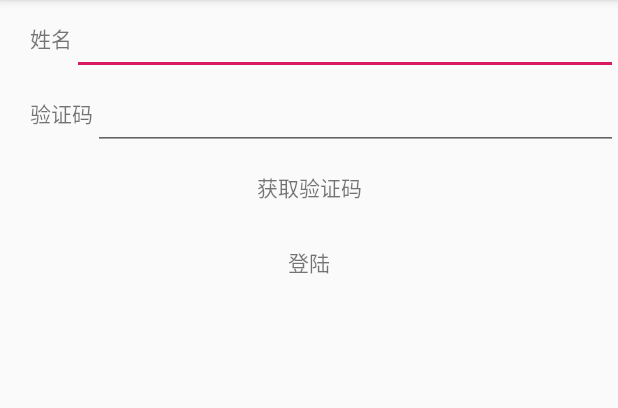
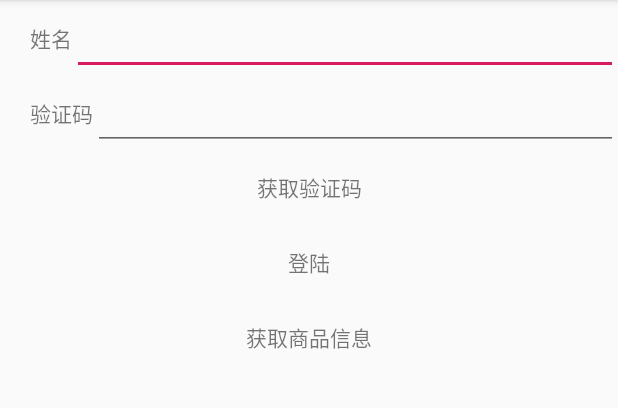
Before and after one commit to lijianjun001/VVMM, an Android app: the screen it shows after launch (MainActivity), on a phone screen of 412 x 824 dp, the part 84-492 px from its top. Run offline under Robolectric (Android 15) with nearby library versions, the phone set to English and light mode, and no system bars; our stand-ins replace EventBus, Room's generated code, paging; libraries missing offline, so code that uses them is left out: androidx.paging, retrofit2.adapter.rxjava, rx.subscriptions; 4 statements that could not run were skipped.

Commit message:
添加了部分业务逻辑

```diff
--- a/app/build.gradle
+++ b/app/build.gradle
@@ -109,6 +109,8 @@ dependencies {
     api 'tv.danmaku.ijk.media:ijkplayer-armv7a:0.8.8'
 
     implementation "androidx.core:core-ktx:1.2.0"
+
+    api 'org.greenrobot:eventbus:3.1.1'
 }
 repositories {
     mavenCentral()
--- a/app/src/main/AndroidManifest.xml
+++ b/app/src/main/AndroidManifest.xml
@@ -11,6 +11,7 @@
         android:allowBackup="true"
         android:icon="@mipmap/ic_launcher"
         android:label="@string/app_name"
+        android:networkSecurityConfig="@xml/network_security_config"
         android:roundIcon="@mipmap/ic_launcher_round"
         android:supportsRtl="true"
         android:theme="@style/AppTheme">
--- a/app/src/main/java/jetpack/zmkj/com/jetpack/http/CustomerService.java
+++ b/app/src/main/java/jetpack/zmkj/com/jetpack/http/CustomerService.java
@@ -11,18 +11,21 @@ import rx.Observable;
 
 public interface CustomerService {
 
-    @POST("/PC1307")
+    @POST("PC1307")
+    @FormUrlEncoded
     Observable<User> createOrder(@Field("buyingDetail") BuyingDetailModel buyingDetailModel, @Field("addressId") String addressId,
                                  @Field("invoiceId") String invoiceId, @Field("teaCouponId") String teaCouponId,
                                  @Field("type") String type, @Field("uid") String uid, @Field("sid") String sid);
 
-    @POST("/PC0301")
-    Observable<User> getGoods(@Field("uid") String uid, @Field("sid") String sid);
+    @POST("PC0301")
+    @FormUrlEncoded
+    Observable<Normalgoods> getGoods(@Field("uid") String uid, @Field("sid") String sid);
 
-    @POST("/PC0102")
-    Observable<User> getVCode(@Field("mobile") String mobile, @Field("type") String type);
+    @POST("PC0102")
+    @FormUrlEncoded
+    Observable<String> getVCode(@Field("mobile") String mobile, @Field("type") String type);
 
-    @POST("/PC0106")
+    @POST("PC0106")
     @FormUrlEncoded
     Observable<ResultModel<UserEntity>> vCodeLogin(@Field("mobile") String mobile, @Field("code") String code);
 
--- a/app/src/main/java/jetpack/zmkj/com/jetpack/ui/main/MainFragment.java
+++ b/app/src/main/java/jetpack/zmkj/com/jetpack/ui/main/MainFragment.java
@@ -14,7 +14,6 @@ import androidx.lifecycle.Observer;
 import androidx.lifecycle.ViewModelProviders;
 import jetpack.zmkj.com.jetpack.R;
 import jetpack.zmkj.com.jetpack.http.UserEntity;
-import okhttp3.OkHttpClient;
 
 public class MainFragment extends Fragment {
 
@@ -23,6 +22,7 @@ public class MainFragment extends Fragment {
 
     private TextView loginTv;
     private TextView getVCodeTv;
+    private TextView get_goods_tv;
 
     private EditText nameEt, vCodeEt;
 
@@ -40,6 +40,7 @@ public class MainFragment extends Fragment {
         vCodeEt = view.findViewById(R.id.v_code_et);
         getVCodeTv = view.findViewById(R.id.get_v_code_tv);
         loginTv = view.findViewById(R.id.login_tv);
+        get_goods_tv = view.findViewById(R.id.get_goods_tv);
         return view;
     }
 
@@ -61,6 +62,21 @@ public class MainFragment extends Fragment {
             }
         });//绑定数据，view不和model直接交互，通过viewModel交互
 
+        getVCodeTv.setOnClickListener(new View.OnClickListener() {
+            @Override
+            public void onClick(View v) {
+                mViewModel.getVCode(nameEt.getText().toString());
+            }
+        });
+
+        get_goods_tv.setOnClickListener(new View.OnClickListener() {
+            @Override
+            public void onClick(View v) {
+                mViewModel.getGoods(nameEt.getText().toString());
+            }
+        });
+
     }
 
+
 }
--- a/app/src/main/res/layout/main_fragment.xml
+++ b/app/src/main/res/layout/main_fragment.xml
@@ -70,4 +70,11 @@
         android:layout_height="50dp"
         android:gravity="center"
         android:text="登陆" />
+
+    <TextView
+        android:id="@+id/get_goods_tv"
+        android:layout_width="match_parent"
+        android:layout_height="50dp"
+        android:gravity="center"
+        android:text="获取商品信息" />
 </LinearLayout>
--- /dev/null
+++ b/app/src/main/res/xml/network_security_config.xml
@@ -0,0 +1,4 @@
+<?xml version="1.0" encoding="utf-8"?>
+<network-security-config>
+    <base-config cleartextTrafficPermitted="true" />
+</network-security-config>
```
Also changed, not shown: app/src/main/java/jetpack/zmkj/com/jetpack/RetrofitCreator.java (+12 -2 lines), app/src/main/java/jetpack/zmkj/com/jetpack/ui/main/MainViewModel.java (+8 -0 lines), app/src/main/java/jetpack/zmkj/com/jetpack/ui/main/UserModel.java (+63 -21 lines), 1 other file.
